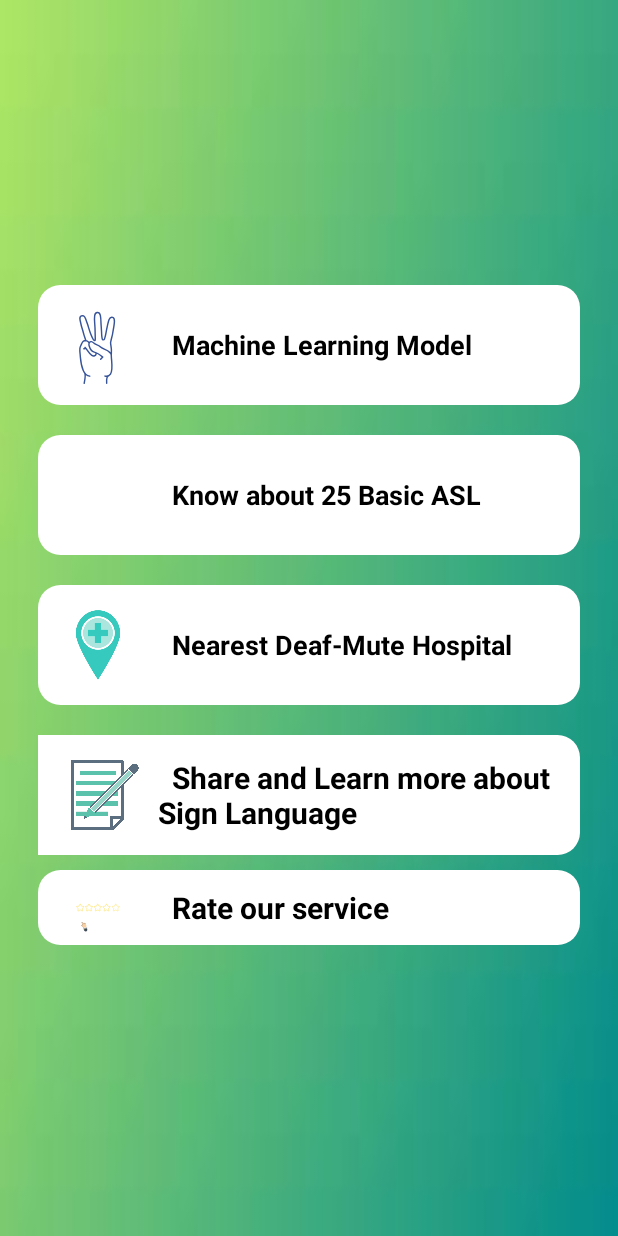
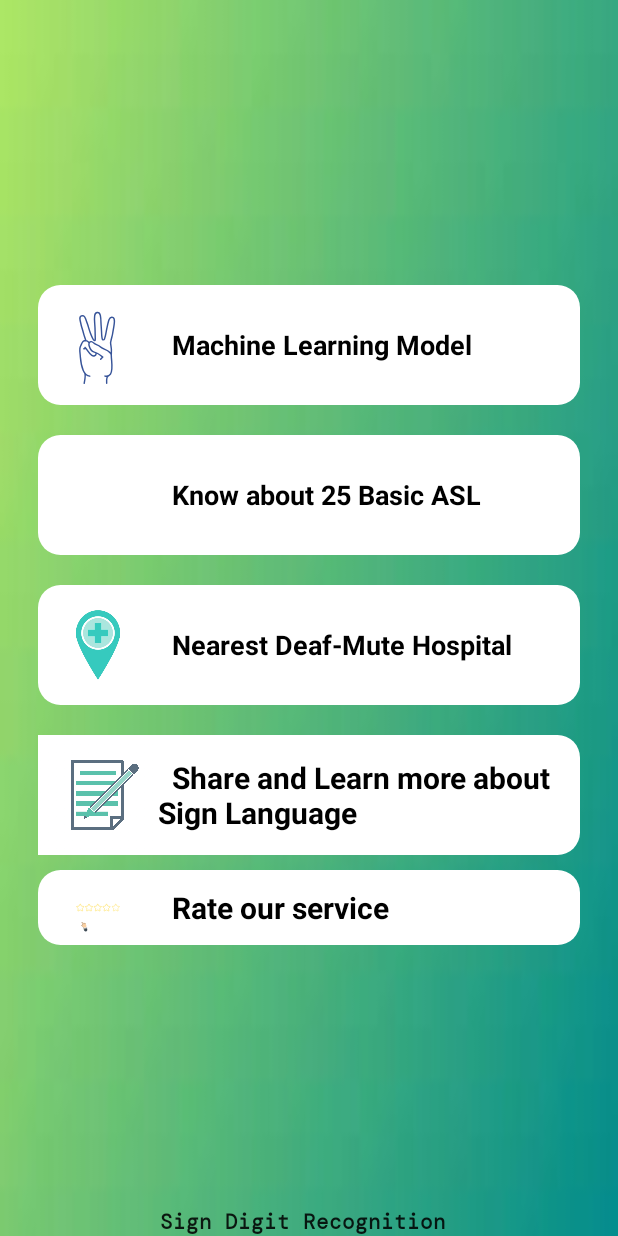
Before and after one commit to Easha49/SignDigit_v2, an Android app: the MainActivity screen opened directly, with no data from a screen before it, on a phone screen of 412 x 824 dp. Run offline under Robolectric (Android 15) with nearby library versions, the phone set to English and light mode, and no system bars; Roboto replaces fonts that are not available here.

Commit message:
updated UI

```diff
--- a/app/src/main/java/com/example/youtubeactivity/Post_Page.java
+++ b/app/src/main/java/com/example/youtubeactivity/Post_Page.java
@@ -39,6 +39,7 @@
     @Override
     protected void onCreate(Bundle savedInstanceState) {
         super.onCreate(savedInstanceState);
+        getSupportActionBar ().hide ();
         setContentView(R.layout.activity_post_page);
         UploadPost = findViewById(R.id.btn_addPost) ;
         previousPage = findViewById(R.id.previousButton) ;
--- a/app/src/main/res/layout/activity_main.xml
+++ b/app/src/main/res/layout/activity_main.xml
@@ -292,6 +292,16 @@
         </androidx.cardview.widget.CardView>
 
     </GridLayout>
+    <TextView
+        android:layout_width="match_parent"
+        android:layout_height="wrap_content"
+        android:layout_alignParentBottom="true"
+        android:text="Sign Digit Recognition"
+        android:gravity="center"
+        style="@style/MaterialAlertDialog.MaterialComponents.Title.Icon"
+        android:fontFamily="@font/dm_mono"
+        android:textStyle="bold"
+        />
 
 
 </RelativeLayout>
```
Also changed, not shown: app/src/main/res/layout/comment_listview.xml (+6 -4 lines), app/src/main/res/layout/post_listview.xml (+7 -3 lines).
